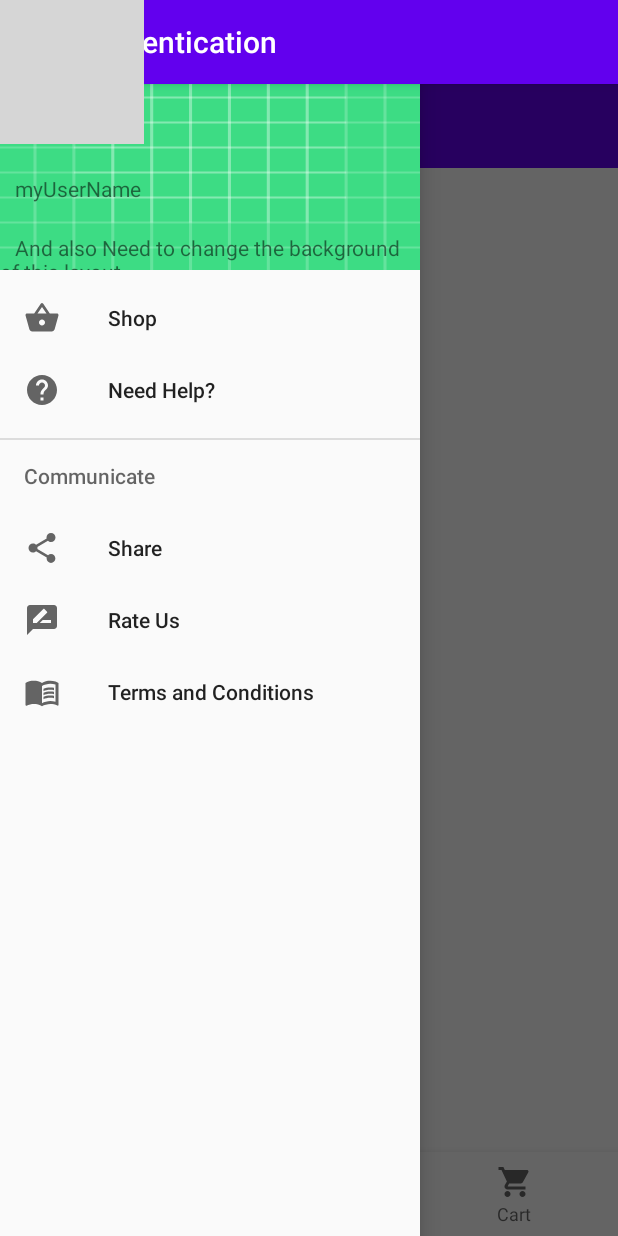
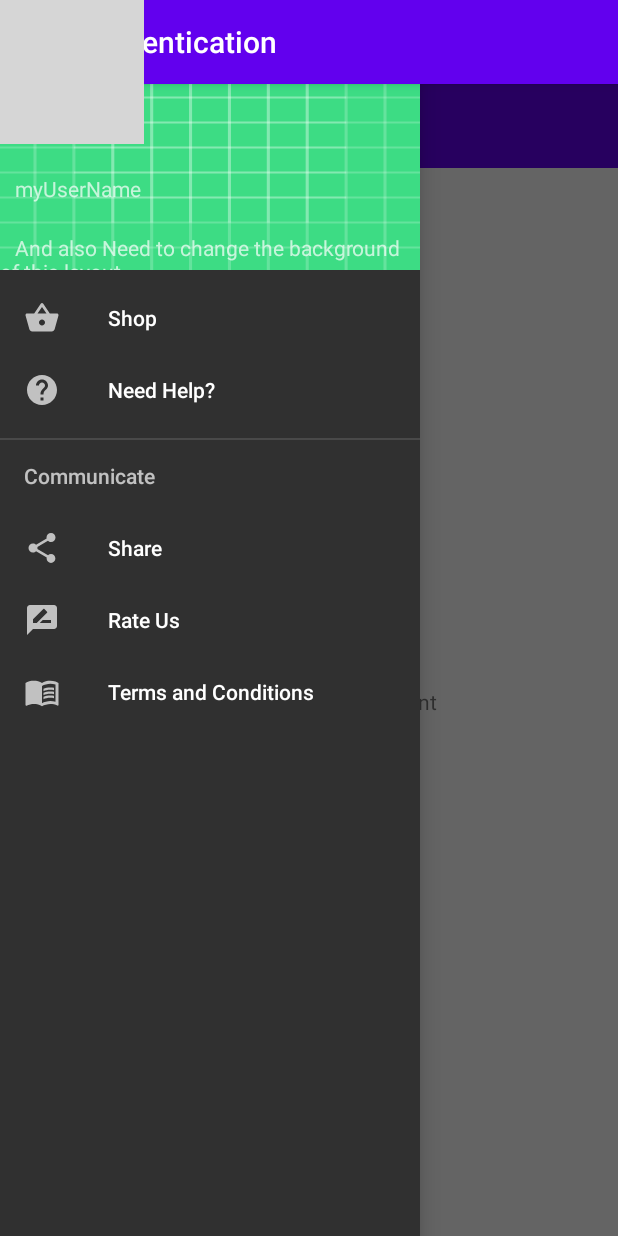
Before and after one commit to Sripranav-m/ORGANICA, an Android app: the nav_drawer screen opened directly, with no data from a screen before it, with the side drawer open, on a phone screen of 412 x 824 dp. Run offline under Robolectric (Android 15) with nearby library versions, the phone set to English and light mode, and no system bars; our stand-ins replace Firebase (no records; nobody signed in at launch, a user with empty details on screens opened directly); Roboto replaces fonts that are not available here; 1 statement that could not run was skipped; grey boxes are pictures that could not be loaded.

Commit message:
Navigation drawer is updated with home cart articles icons

```diff
--- a/app/src/main/java/com/example/myapplication/nav_drawer.java
+++ b/app/src/main/java/com/example/myapplication/nav_drawer.java
@@ -11,37 +11,61 @@ import android.content.Intent;
 import android.os.Bundle;
 import android.view.MenuItem;
 
+import com.example.myapplication.R;
 import com.google.android.material.navigation.NavigationView;
 
-public class nav_drawer extends AppCompatActivity {
+public class nav_drawer extends AppCompatActivity implements NavigationView.OnNavigationItemSelectedListener {
     DrawerLayout drawerLayout;
     NavigationView navigationView;
-    Toolbar toolbar;
     @Override
     protected void onCreate(Bundle savedInstanceState) {
         super.onCreate(savedInstanceState);
-        setContentView(R.layout.activity_bottom_navigation);
+        setContentView(R.layout.activity_nav_drawer);
+        Toolbar toolbar = findViewById(R.id.toolbar);
+        setSupportActionBar(toolbar);
+        toolbar.setNavigationIcon(R.drawable.ic_baseline_menu_24);
         drawerLayout = findViewById(R.id.drawer_layout);
         navigationView =findViewById(R.id.nav_view);
-        toolbar = findViewById(R.id.toolbar);
-       /* setSupportActionBar(toolbar);*/
+        navigationView.setNavigationItemSelectedListener(this);
         navigationView.bringToFront();
         ActionBarDrawerToggle toggle = new ActionBarDrawerToggle(this,drawerLayout,toolbar,R.string.navigation_drawer_open,R.string.navigation_drawer_close);
         drawerLayout.addDrawerListener(toggle);
         toggle.syncState();
 
-        //navigationView.setNavigationItemSelectedListener(this);
+        if(savedInstanceState == null) {
+            getSupportFragmentManager().beginTransaction().replace(R.id.fragment_container, new homefragment()).commit();
+            navigationView.setCheckedItem(R.id.nav_home);
+        }
     }
-       @Override
+
+    @Override
+    public boolean onNavigationItemSelected(@NonNull MenuItem menuItem) {
+        switch(menuItem.getItemId())
+        {
+            case R.id.nav_home:
+                getSupportFragmentManager().beginTransaction().replace(R.id.fragment_container,new homefragment()).commit();
+                break;
+            case R.id.nav_article:
+                getSupportFragmentManager().beginTransaction().replace(R.id.fragment_container,new articlefragment()).commit();
+                break;
+            case R.id.nav_cart:
+                getSupportFragmentManager().beginTransaction().replace(R.id.fragment_container,new cartfragment()).commit();
+                break;
+        }
+        drawerLayout.closeDrawer(GravityCompat.START);
+        return true;
+    }
+
+    @Override
     public void onBackPressed()
     {
         if(drawerLayout.isDrawerOpen(GravityCompat.START)){
             drawerLayout.closeDrawer(GravityCompat.START);
-            startActivity(new Intent(nav_drawer.this,bottom_navigation.class));
-            finish();
         }
         else {
             super.onBackPressed();
         }
     }
+
+
 }
--- a/app/src/main/res/layout/activity_nav_drawer.xml
+++ b/app/src/main/res/layout/activity_nav_drawer.xml
@@ -6,10 +6,33 @@
     android:id="@+id/drawer_layout"
     android:layout_width="match_parent"
     android:layout_height="match_parent"
-    tools:context=".bottom_navigation"
-    tools:ignore="MissingClass"
+    tools:context=".nav_drawer"
+    android:theme="@style/ThemeOverlay.AppCompat.Dark"
     android:fitsSystemWindows="true"
     tools:openDrawer="start">
+
+
+    <LinearLayout
+        android:layout_width="match_parent"
+        android:layout_height="match_parent"
+        android:orientation="vertical">
+
+            <androidx.appcompat.widget.Toolbar
+                android:id="@+id/toolbar"
+                android:layout_width="match_parent"
+                android:layout_height="?attr/actionBarSize"
+                android:background="?attr/colorPrimary"
+                android:minHeight="?attr/actionBarSize"
+                android:theme="@style/ThemeOverlay.AppCompat.Dark.ActionBar"
+                app:popupTheme ="@style/Theme.AppCompat.Light"
+                app:navigationIcon="@drawable/ic_baseline_menu_24"
+                />
+    <FrameLayout
+        android:id="@+id/fragment_container"
+        android:layout_width="match_parent"
+        android:layout_height="match_parent">
+    </FrameLayout>
+    </LinearLayout>
 
     <com.google.android.material.navigation.NavigationView
         android:layout_width="wrap_content"
@@ -18,32 +41,4 @@
         app:headerLayout="@layout/header"
         app:menu="@menu/main_menu"
         android:layout_gravity="start"/>
-
-    <RelativeLayout
-        android:layout_width="match_parent"
-        android:layout_height="match_parent">
-        <FrameLayout
-            android:id="@+id/fragment_container"
-            android:layout_width="match_parent"
-            android:layout_height="match_parent"
-            android:layout_above="@+id/bottom_navigation">
-
-            <androidx.appcompat.widget.Toolbar
-                android:id="@+id/toolbar"
-                android:layout_width="match_parent"
-                android:layout_height="wrap_content"
-                android:background="?attr/colorPrimary"
-                android:minHeight="?attr/actionBarSize"
-                android:theme="?attr/actionBarTheme"
-                app:navigationIcon="@drawable/ic_baseline_menu_24"
-                />
-        </FrameLayout>
-        <com.google.android.material.bottomnavigation.BottomNavigationView
-            android:id="@+id/bottom_navigation"
-            android:layout_width="match_parent"
-            android:layout_height="wrap_content"
-            android:layout_alignParentBottom="true"
-            app:menu="@menu/home_page_navigation"
-            android:background="?android:windowBackground"/>
-    </RelativeLayout>
 </androidx.drawerlayout.widget.DrawerLayout>
```
